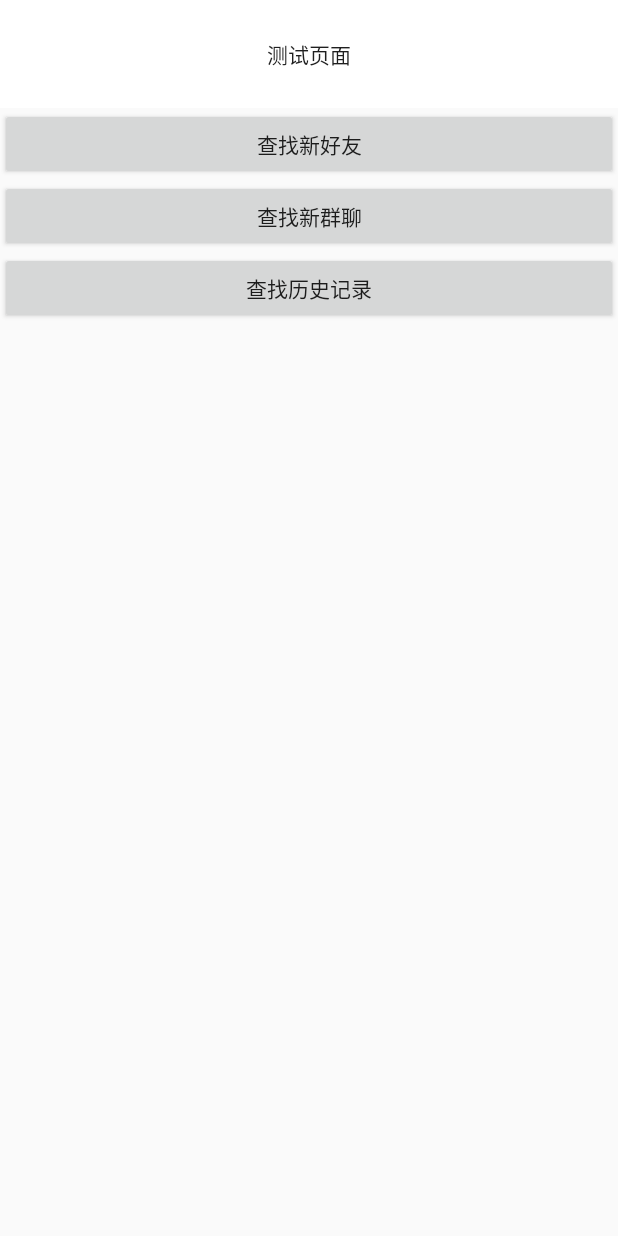
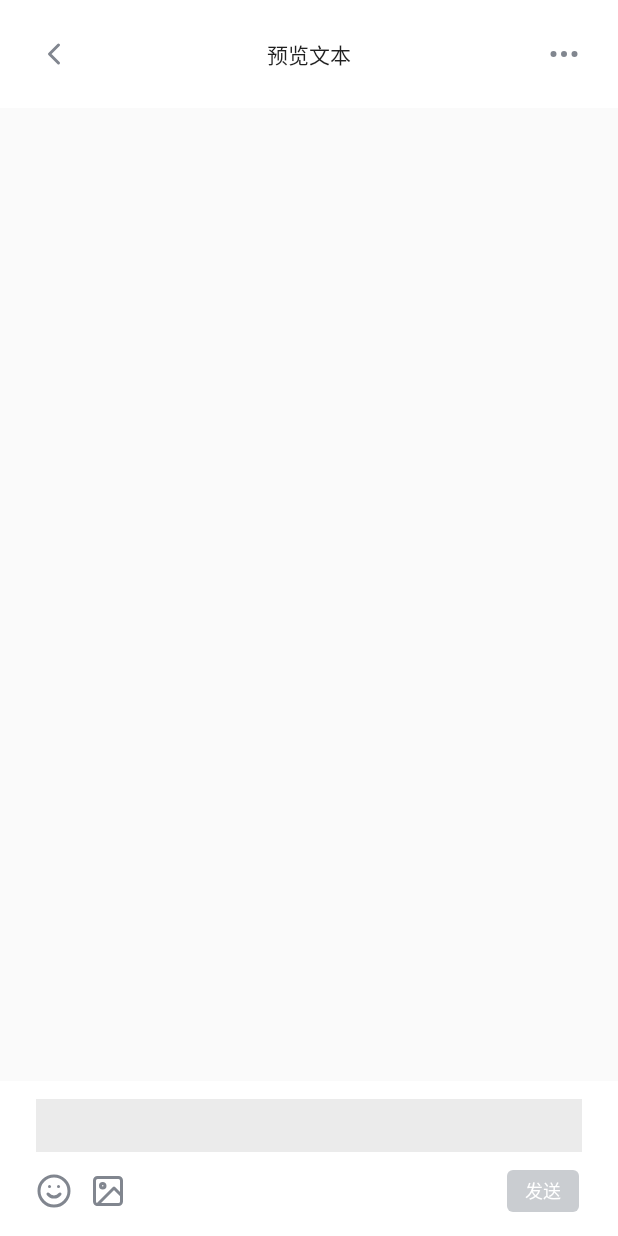
Before and after one commit to TangJingHao/GotlinIm, an Android app: the screen it shows after launch (TestActivity before the commit, ChatActivity after it), on a phone screen of 412 x 824 dp. Run offline under Robolectric (Android 15) with nearby library versions, the phone set to English and light mode, and no system bars.

Commit message:
进行本地commit来合并分支,测试是否对齐 10:03

```diff
--- a/app/src/main/java/com/ByteDance/Gotlin/im/Repository.kt
+++ b/app/src/main/java/com/ByteDance/Gotlin/im/Repository.kt
@@ -1,10 +1,8 @@
 package com.ByteDance.Gotlin.im
 
 import androidx.lifecycle.liveData
-import com.ByteDance.Gotlin.im.info.LoginDataResponse
 import com.ByteDance.Gotlin.im.network.netImpl.MyNetWork
 import kotlinx.coroutines.Dispatchers
-import okhttp3.Dispatcher
 import java.lang.Exception
 import java.lang.RuntimeException
 import kotlin.coroutines.CoroutineContext
--- a/app/src/main/java/com/ByteDance/Gotlin/im/util/Tutils/TPermissionUtil.kt
+++ b/app/src/main/java/com/ByteDance/Gotlin/im/util/Tutils/TPermissionUtil.kt
@@ -1,7 +1,6 @@
 package com.ByteDance.Gotlin.im.util.Tutils
 
 import android.content.Context
-import android.widget.Toast
 import com.hjq.permissions.OnPermissionCallback
 import com.hjq.permissions.Permission
 import com.hjq.permissions.XXPermissions
--- /dev/null
+++ b/app/src/main/java/com/ByteDance/Gotlin/im/view/activity/ChatActivity.java
@@ -0,0 +1,110 @@
+package com.ByteDance.Gotlin.im.view.activity;
+
+import android.os.Bundle;
+import android.text.Editable;
+import android.text.TextUtils;
+import android.text.TextWatcher;
+import android.view.KeyEvent;
+import android.view.View;
+import android.view.inputmethod.InputMethodManager;
+import android.widget.EditText;
+import android.widget.TextView;
+
+import androidx.annotation.Nullable;
+import androidx.appcompat.app.AppCompatActivity;
+import androidx.lifecycle.ViewModelProvider;
+
+import com.ByteDance.Gotlin.im.databinding.DMyToolbarBinding;
+import com.ByteDance.Gotlin.im.databinding.HActivityChatBinding;
+import com.ByteDance.Gotlin.im.viewmodel.ChatViewModel;
+
+/**
+ * @author: Hx
+ * @date: 2022年06月11日 19:31
+ */
+public class ChatActivity extends AppCompatActivity {
+
+    static final String TAG = "TAG_ChatActivity";
+    HActivityChatBinding view = null;
+    DMyToolbarBinding toolbar;
+    EditText input;
+    TextView send;
+    ChatViewModel model;
+
+    @Override
+    protected void onCreate(@Nullable Bundle savedInstanceState) {
+        super.onCreate(savedInstanceState);
+        view = HActivityChatBinding.inflate(getLayoutInflater());
+        setContentView(view.getRoot());
+        init();
+    }
+
+    private void init() {
+        toolbar = view.toolbar;
+        toolbar.imgMore.setVisibility(View.VISIBLE);
+        input = view.input;
+        send = view.send;
+        model = new ViewModelProvider(this).get(ChatViewModel.class);
+
+        //文本监测
+        input.addTextChangedListener(new TextWatcher() {
+            @Override
+            public void beforeTextChanged(CharSequence s, int start, int count, int after) {
+                //ignore
+            }
+
+            @Override
+            public void onTextChanged(CharSequence s, int start, int before, int count) {
+                //ignore
+            }
+
+            @Override
+            public void afterTextChanged(Editable s) {
+                send.setEnabled(isMsgValid(s.toString()));
+            }
+        });
+        //回车监测
+        input.setOnEditorActionListener(new TextView.OnEditorActionListener() {
+            @Override
+            public boolean onEditorAction(TextView v, int actionId, KeyEvent event) {
+                send();
+                return true;
+            }
+        });
+
+        send.setOnClickListener(view -> {
+            send();
+        });
+    }
+
+    /**
+     * 关闭软键盘
+     */
+    private void hideKeyboard() {
+        InputMethodManager imm = (InputMethodManager) getSystemService(INPUT_METHOD_SERVICE);
+        View v = getWindow().peekDecorView();
+        if (null != v) {
+            imm.hideSoftInputFromWindow(v.getWindowToken(), 0);
+        }
+    }
+
+    /**
+     * 检查输入是否合法
+     *
+     * @param msg 消息
+     * @return true/false
+     */
+    private boolean isMsgValid(String msg) {
+        return null != msg && !TextUtils.isEmpty(msg) && msg.trim().length() > 0;
+    }
+
+    /**
+     * 发送消息
+     */
+    private void send() {
+        model.send(input.getText().toString());
+        input.clearFocus();
+        input.setText("");
+        hideKeyboard();
+    }
+}
--- a/app/src/main/java/com/ByteDance/Gotlin/im/view/activity/TestActivity.java
+++ b/app/src/main/java/com/ByteDance/Gotlin/im/view/activity/TestActivity.java
@@ -1,15 +1,13 @@
 package com.ByteDance.Gotlin.im.view.activity;
-
-import androidx.appcompat.app.AppCompatActivity;
 
 import android.content.Intent;
 import android.os.Bundle;
 import android.view.View;
 
-import com.ByteDance.Gotlin.im.R;
+import androidx.appcompat.app.AppCompatActivity;
+
 import com.ByteDance.Gotlin.im.databinding.DActivityTestBinding;
 import com.ByteDance.Gotlin.im.util.DUtils.DLogUtils;
-import com.ByteDance.Gotlin.im.util.Tutils.TLogUtil;
 
 /**
  * by邓志聪
--- /dev/null
+++ b/app/src/main/java/com/ByteDance/Gotlin/im/viewmodel/ChatViewModel.java
@@ -0,0 +1,21 @@
+package com.ByteDance.Gotlin.im.viewmodel;
+
+import androidx.lifecycle.ViewModel;
+
+/**
+ * @author: Hx
+ * @date: 2022年06月11日 21:54
+ */
+public class ChatViewModel extends ViewModel {
+
+
+    /**
+     * 发送消息
+     *
+     * @param msg 消息
+     */
+    public void send(String msg) {
+        //:TODO 打包发送消息
+    }
+
+}
--- /dev/null
+++ b/app/src/main/res/drawable/h_chat_send.xml
@@ -0,0 +1,16 @@
+<?xml version="1.0" encoding="utf-8"?>
+<selector xmlns:android="http://schemas.android.com/apk/res/android">
+    <item android:width="48dp" android:height="28dp" android:state_enabled="false">
+        <shape android:shape="rectangle">
+            <solid android:color="#ffcacdd1" />
+            <corners android:bottomLeftRadius="4dp" android:bottomRightRadius="4dp" android:topLeftRadius="4dp" android:topRightRadius="4dp" />
+        </shape>
+    </item>
+
+    <item android:width="48dp" android:height="28dp" android:state_enabled="true">
+        <shape android:shape="rectangle">
+            <solid android:color="@color/PrimaryBlue_03" />
+            <corners android:bottomLeftRadius="4dp" android:bottomRightRadius="4dp" android:topLeftRadius="4dp" android:topRightRadius="4dp" />
+        </shape>
+    </item>
+</selector>
--- /dev/null
+++ b/app/src/main/res/layout/h_activity_chat.xml
@@ -0,0 +1,91 @@
+<?xml version="1.0" encoding="utf-8"?>
+<androidx.constraintlayout.widget.ConstraintLayout xmlns:android="http://schemas.android.com/apk/res/android"
+    xmlns:app="http://schemas.android.com/apk/res-auto"
+    xmlns:tools="http://schemas.android.com/tools"
+    android:layout_width="match_parent"
+    android:layout_height="match_parent"
+    android:fitsSystemWindows="true"
+    tools:context=".view.activity.ChatActivity">
+
+    <include
+        android:id="@+id/toolbar"
+        layout="@layout/d_my_toolbar" />
+
+    <androidx.swiperefreshlayout.widget.SwipeRefreshLayout
+        android:id="@+id/refresh"
+        android:layout_width="match_parent"
+        android:layout_height="0dp"
+        app:layout_constraintBottom_toTopOf="@id/bottom_bar"
+        app:layout_constraintTop_toBottomOf="@id/toolbar">
+
+        <androidx.recyclerview.widget.RecyclerView
+            android:id="@+id/chatList"
+            android:layout_width="match_parent"
+            android:layout_height="match_parent" />
+    </androidx.swiperefreshlayout.widget.SwipeRefreshLayout>
+
+    <androidx.constraintlayout.widget.ConstraintLayout
+        android:id="@+id/bottom_bar"
+        android:layout_width="match_parent"
+        android:layout_height="wrap_content"
+        android:background="?attr/bg_weak"
+        app:layout_constraintBottom_toBottomOf="parent">
+
+        <EditText
+            android:id="@+id/input"
+            android:layout_width="match_parent"
+            android:layout_height="wrap_content"
+            android:layout_gravity="center"
+            android:layout_marginHorizontal="@dimen/im_common_horizontal"
+            android:layout_marginTop="12dp"
+            android:background="?attr/tsp_fill_medium"
+            android:paddingHorizontal="@dimen/im_input_box_paddingHorizontal"
+            android:paddingVertical="@dimen/im_input_box_paddingVertical"
+            android:textColor="@color/text_ultrastrong"
+            android:textSize="@dimen/im_text_medium"
+            app:layout_constraintStart_toStartOf="parent"
+            app:layout_constraintTop_toTopOf="parent" />
+
+        <ImageButton
+            android:id="@+id/emoji"
+            android:layout_width="24dp"
+            android:layout_height="24dp"
+            android:layout_marginStart="@dimen/im_spacing_huge"
+            android:layout_marginTop="@dimen/im_spacing_large"
+            android:layout_marginBottom="16dp"
+            android:background="@drawable/ic_28_emoji"
+            app:layout_constraintBottom_toBottomOf="parent"
+            app:layout_constraintStart_toStartOf="parent"
+            app:layout_constraintTop_toBottomOf="@id/input" />
+
+        <ImageButton
+            android:id="@+id/image"
+            android:layout_width="@dimen/im_icon_medium"
+            android:layout_height="@dimen/im_icon_medium"
+            android:layout_marginStart="60dp"
+            android:layout_marginTop="@dimen/im_spacing_large"
+            android:layout_marginBottom="16dp"
+            android:background="@drawable/ic_28_image"
+            app:layout_constraintBottom_toBottomOf="parent"
+            app:layout_constraintStart_toStartOf="parent"
+            app:layout_constraintTop_toBottomOf="@id/input" />
+
+        <TextView
+            android:id="@+id/send"
+            android:layout_width="48dp"
+            android:layout_height="28dp"
+            android:layout_marginTop="@dimen/im_spacing_large"
+            android:layout_marginEnd="26dp"
+            android:layout_marginBottom="16dp"
+            android:background="@drawable/h_chat_send"
+            android:enabled="false"
+            android:gravity="center"
+            android:text="@string/send"
+            android:textColor="#ffffffff"
+            android:textSize="@dimen/im_text_small"
+            app:layout_constraintBottom_toBottomOf="parent"
+            app:layout_constraintEnd_toEndOf="parent"
+            app:layout_constraintTop_toBottomOf="@id/input" />
+
+    </androidx.constraintlayout.widget.ConstraintLayout>
+</androidx.constraintlayout.widget.ConstraintLayout>
--- a/app/src/main/res/values/strings.xml
+++ b/app/src/main/res/values/strings.xml
@@ -13,7 +13,6 @@
         <item>群昵称</item>
         <item>我的加群申请</item>
     </string-array>
-
     <string-array name="search_history_message_title">
         <item>消息</item>
     </string-array>
@@ -23,11 +22,12 @@
     <string name="title_search_new_group_chat">查找新群聊</string>
     <string name="title_search_history_message">消息搜索</string>
 
-
     <string name="preview_text">预览文本</string>
     <string name="search_result">搜索结果</string>
 
 
     <!-- TODO: Remove or change this placeholder text -->
     <string name="hello_blank_fragment">Hello blank fragment</string>
+    <!-- 发送消息 -->
+    <string name="send">发送</string>
 </resources>
--- a/build.gradle
+++ b/build.gradle
@@ -1,4 +1,10 @@
 // Top-level build file where you can add configuration options common to all sub-projects/modules.
+buildscript {
+    ext.kotlin_version = '1.5.30'
+    dependencies {
+        classpath "org.jetbrains.kotlin:kotlin-gradle-plugin:$kotlin_version"
+    }
+}
 plugins {
     id 'com.android.application' version '7.2.1' apply false
     id 'com.android.library' version '7.2.1' apply false
```
Also changed, not shown: app/src/main/AndroidManifest.xml (+14 -18 lines), app/src/main/java/com/ByteDance/Gotlin/im/network/base/ServiceCreator.kt (+4 -3 lines), app/src/main/java/com/ByteDance/Gotlin/im/view/activity/SearchNewFriendsActivity.java (added, +195 -0 lines), app/src/main/java/com/ByteDance/Gotlin/im/view/fragment/SearchNewFragment.java (added, +86 -0 lines), app/src/main/java/com/ByteDance/Gotlin/im/viewmodel/LoginViewModel.kt (+7 -6 lines), app/src/main/res/layout/d_activity_search_new_friends.xml (added, +29 -0 lines), app/src/main/res/layout/d_fragment_search_new.xml (added, +29 -0 lines), app/src/main/res/layout/d_input_box.xml (added, +22 -0 lines).
